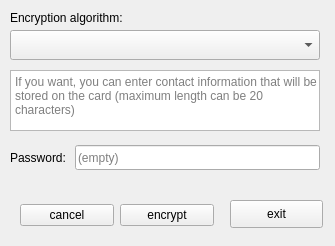
Above: gui/forms/EncryptSeedPhrase.ui from exceptionoff/spmc before the change. Below: the same form after it.
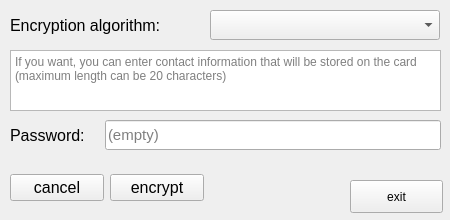
That is the form after the change.

The edit to the form file:
```diff
--- a/gui/forms/EncryptSeedPhrase.ui
+++ b/gui/forms/EncryptSeedPhrase.ui
@@ -6,8 +6,8 @@
    <rect>
     <x>0</x>
     <y>0</y>
-    <width>335</width>
-    <height>246</height>
+    <width>450</width>
+    <height>220</height>
    </rect>
   </property>
   <property name="windowTitle">
@@ -16,9 +16,9 @@
   <widget class="QComboBox" name="algorithmsList">
    <property name="geometry">
     <rect>
-     <x>10</x>
-     <y>30</y>
-     <width>310</width>
+     <x>210</x>
+     <y>10</y>
+     <width>230</width>
      <height>30</height>
     </rect>
    </property>
@@ -36,11 +36,16 @@
    <property name="geometry">
     <rect>
      <x>10</x>
-     <y>70</y>
-     <width>310</width>
+     <y>50</y>
+     <width>431</width>
      <height>61</height>
     </rect>
    </property>
+   <property name="font">
+    <font>
+     <pointsize>9</pointsize>
+    </font>
+   </property>
    <property name="backgroundVisible">
     <bool>false</bool>
    </property>
@@ -68,11 +73,16 @@
    <property name="geometry">
     <rect>
      <x>10</x>
-     <y>145</y>
-     <width>70</width>
-     <height>25</height>
+     <y>120</y>
+     <width>90</width>
+     <height>30</height>
     </rect>
    </property>
+   <property name="font">
+    <font>
+     <pointsize>12</pointsize>
+    </font>
+   </property>
    <property name="text">
     <string>Password:</string>
    </property>
@@ -80,12 +90,17 @@
   <widget class="QLineEdit" name="passwordEdit">
    <property name="geometry">
     <rect>
-     <x>75</x>
-     <y>145</y>
-     <width>245</width>
-     <height>25</height>
+     <x>105</x>
+     <y>120</y>
+     <width>336</width>
+     <height>30</height>
     </rect>
    </property>
+   <property name="font">
+    <font>
+     <pointsize>11</pointsize>
+    </font>
+   </property>
    <property name="echoMode">
     <enum>QLineEdit::NoEcho</enum>
    </property>
@@ -99,10 +114,10 @@
   <widget class="QPushButton" name="exitButton">
    <property name="geometry">
     <rect>
-     <x>230</x>
-     <y>200</y>
+     <x>350</x>
+     <y>180</y>
      <width>93</width>
-     <height>28</height>
+     <height>33</height>
     </rect>
    </property>
    <property name="text">
@@ -112,15 +127,20 @@
   <widget class="QWidget" name="horizontalLayoutWidget">
    <property name="geometry">
     <rect>
-     <x>20</x>
-     <y>200</y>
+     <x>10</x>
+     <y>170</y>
      <width>194</width>
-     <height>31</height>
+     <height>35</height>
     </rect>
    </property>
    <layout class="QHBoxLayout" name="horizontalLayout">
     <item>
      <widget class="QPushButton" name="cancelButton">
+      <property name="font">
+       <font>
+        <pointsize>12</pointsize>
+       </font>
+      </property>
       <property name="text">
        <string>cancel</string>
       </property>
@@ -131,6 +151,11 @@
       <property name="enabled">
        <bool>true</bool>
       </property>
+      <property name="font">
+       <font>
+        <pointsize>12</pointsize>
+       </font>
+      </property>
       <property name="text">
        <string>encrypt</string>
       </property>
@@ -152,10 +177,15 @@
     <rect>
      <x>10</x>
      <y>10</y>
-     <width>131</width>
-     <height>16</height>
+     <width>200</width>
+     <height>30</height>
     </rect>
    </property>
+   <property name="font">
+    <font>
+     <pointsize>12</pointsize>
+    </font>
+   </property>
    <property name="text">
     <string>Encryption algorithm:</string>
    </property>
```
